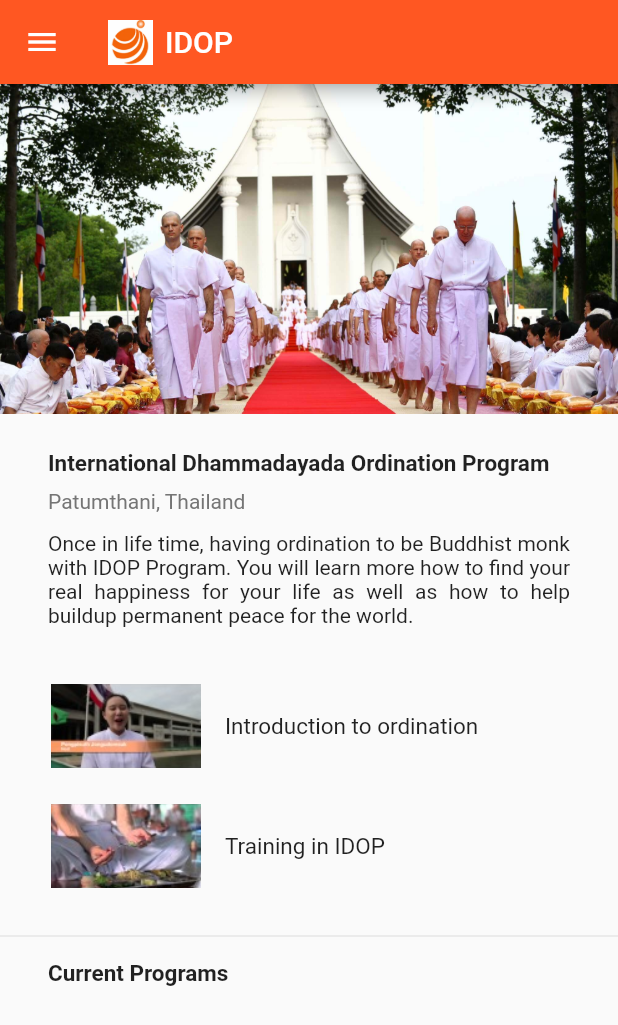
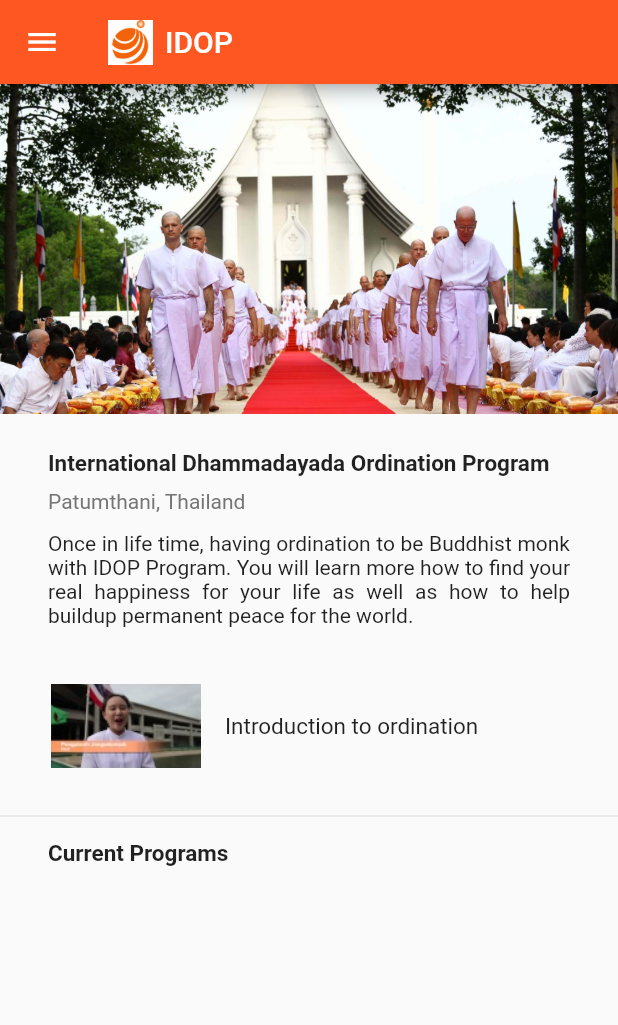
Before and after one commit to siripink/idop, a Flutter app: the screen it shows after launch, on a phone screen of 412 x 824 dp. Shown: the top 1025 px of the screen. Run offline on Flutter 3.47's test engine with Material 2 defaults, Android fonts, the phone set to English and light mode, and no system bars; our stand-ins replace audioplayers, cloud_firestore, firebase_analytics; missing offline and left inert: flutter_youtube, validate; accounts and stored records are empty.

```diff
--- a/lib/main.dart
+++ b/lib/main.dart
@@ -77,7 +77,6 @@
       apiKey: youTubeKey,
       videoId: videoId,
       autoPlay: true,
-      fullScreen: true
     );
 
   }
@@ -245,10 +244,6 @@
                         'images/media/introduction.jpg',
                         'LDs2wmaVcO8'
                     ),
-                    buildPlayList('Training in IDOP',
-                        'images/media/training.jpg',
-                        'bFJWRhORfIA'
-                    ),
                     Divider(),
                     titleProgram,
                     currentProgram,
```
Also changed, not shown: 1 other file.
